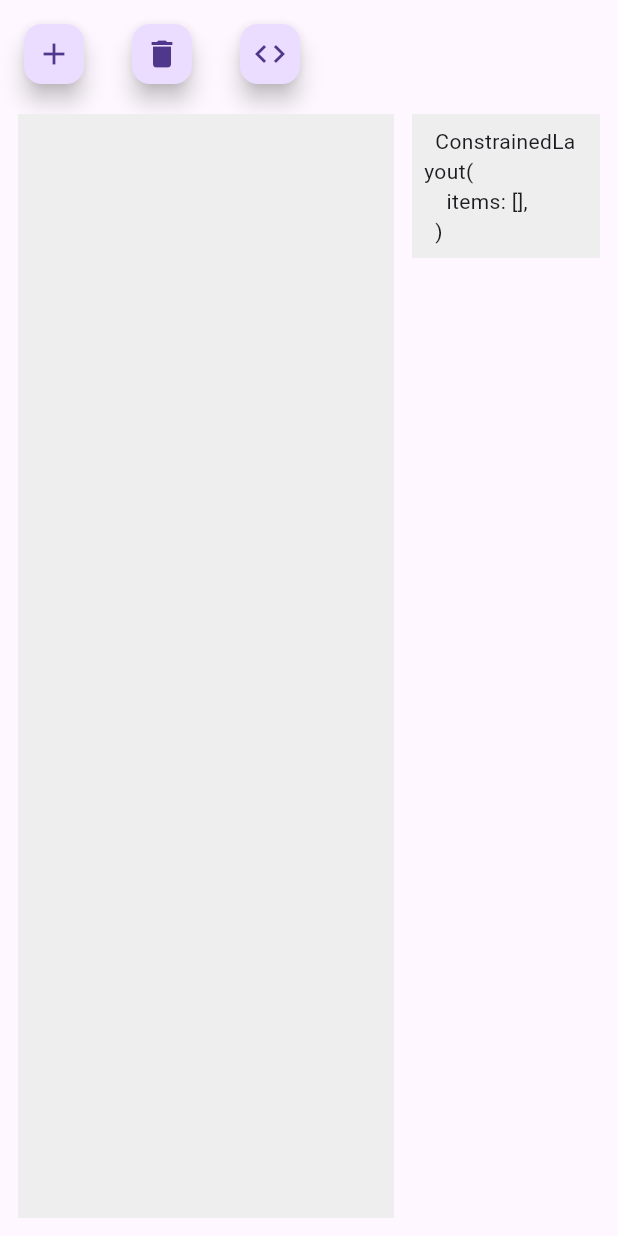
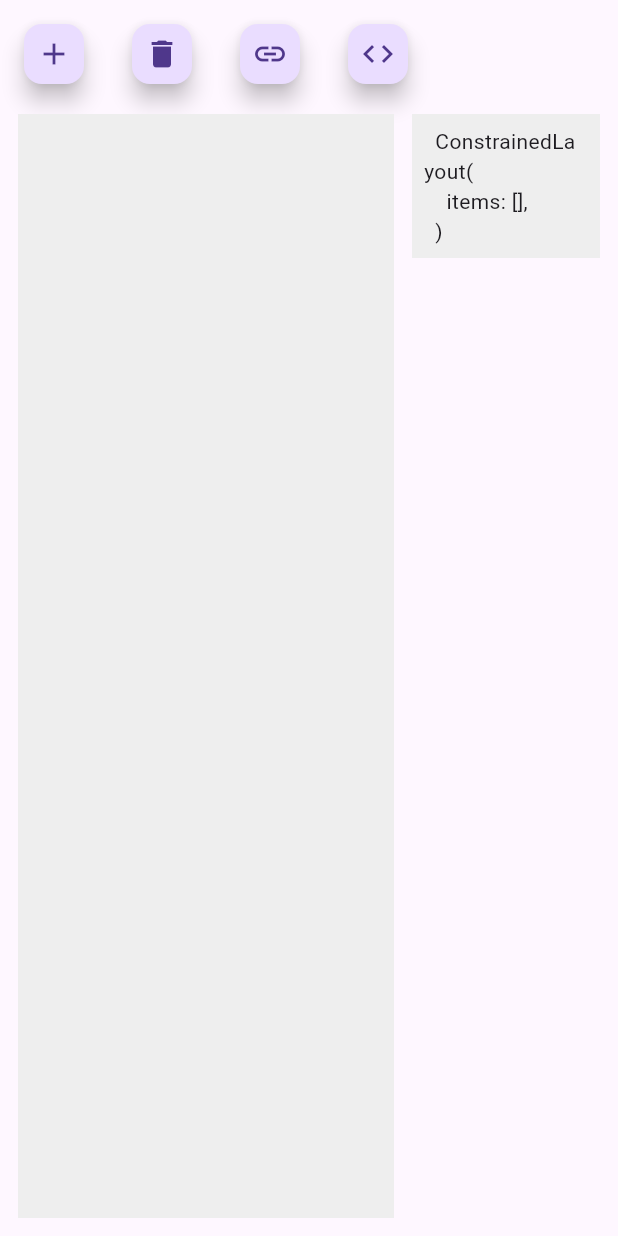
Before and after one commit to tomwyr/constrained-layout, a Flutter app: the screen it shows after launch, after a tap on the "delete" icon, on a phone screen of 412 x 824 dp. Run offline on Flutter 3.47's test engine with Material 3 defaults, Android fonts, the phone set to English and light mode, and no system bars; missing offline and left inert: window_manager.

Commit message:
Enhance displaying links in composer

```diff
--- a/composer/lib/composer.dart
+++ b/composer/lib/composer.dart
@@ -23,7 +23,9 @@ class _ComposerState extends State<Composer> {
 
   var itemIdCounter = 0;
   var items = <ConstrainedItem<int>>[];
+  var hoveredItems = <int>{};
   var itemLinks = <Widget>[];
+  var showAllLinks = true;
   var showCode = true;
 
   BoxConstraints? lastConstraints;
@@ -86,6 +88,7 @@ class _ComposerState extends State<Composer> {
       children: [
         addItemButton(),
         clearItemsButton(),
+        toggleLinksButton(),
         toggleCodeButton(),
       ],
     );
@@ -103,17 +106,21 @@ class _ComposerState extends State<Composer> {
               if (moved) dragLink(),
               parentHandles(),
             ],
-            ConstrainedLayout(
+            constrainedLayout(),
+          ],
+        );
+      },
+    );
+  }
+
+  Widget constrainedLayout() {
+    return ConstrainedLayout(
       key: layoutKey,
       items: [
         ...items.map(itemWithChild),
         if (linkPreviewData() case (var start, var end))
           linkPreviewItem(start, end),
       ],
-            ),
-          ],
-        );
-      },
     );
   }
 
@@ -140,6 +147,7 @@ class _ComposerState extends State<Composer> {
             delta: Offset.zero,
           );
         });
+        syncItemLinks();
       },
       onDragUpdate: (edge, delta) {
         setState(() {
@@ -153,6 +161,11 @@ class _ComposerState extends State<Composer> {
         setState(() {
           dragData = null;
         });
+        syncItemLinks();
+      },
+      onHover: (hovered) {
+        hovered ? hoveredItems.add(item.id) : hoveredItems.remove(item.id);
+        syncItemLinks();
       },
     );
 
@@ -209,13 +222,19 @@ class _ComposerState extends State<Composer> {
       LinkNode(itemId: null) => true,
       _ => false,
     };
-    return LinkPath(
-      active: true,
+
+    return AnimationBuilder(
+      active: dragTarget != null,
+      duration: const Duration(seconds: 1),
+      listenableBuilder: (listenable) => LinkPath(
+        animation: listenable,
+        type: LinkPathStyle.bold,
         fromOffset: fromOffset,
         toOffset: toOffset,
         fromEdge: edge,
         toEdge: dragTarget?.edge,
         toParent: toParent,
+      ),
     );
   }
 
@@ -233,13 +252,15 @@ class _ComposerState extends State<Composer> {
       LinkToParent() => true,
       LinkTo() => false,
     };
+
+    final active = dragData == null && hoveredItems.contains(itemId);
+
     return AnimationBuilder(
-      active: true,
-      looped: true,
-      duration: const Duration(milliseconds: 500),
+      active: active,
+      duration: const Duration(seconds: 1),
       listenableBuilder: (listenable) => LinkPath(
         animation: listenable,
-        active: false,
+        type: active ? LinkPathStyle.normal : LinkPathStyle.light,
         fromOffset: fromOffset,
         toOffset: toOffset,
         fromEdge: edge,
@@ -252,14 +273,6 @@ class _ComposerState extends State<Composer> {
   Offset positionOfEdge(int? itemId, Edge edge) {
     final edgeLayoutKey = itemId != null ? handleKeyFor(itemId) : layoutKey;
     return edgeLayoutKey.centerOfEdge(edge) - layoutKey.origin;
-  }
-
-  RenderBox constrainedLayoutBox() {
-    final layoutBox = layoutKey.currentContext?.findRenderObject();
-    if (layoutBox is! RenderBox) {
-      throw 'Unable to access layout position';
-    }
-    return layoutBox;
   }
 
   Widget parentHandles() {
@@ -309,6 +322,18 @@ class _ComposerState extends State<Composer> {
       icon: Icons.delete,
       onClick: () {
         setItems([]);
+      },
+    );
+  }
+
+  Widget toggleLinksButton() {
+    return ComposerActionButton(
+      icon: Icons.link,
+      onClick: () {
+        setState(() {
+          showAllLinks = !showAllLinks;
+        });
+        syncItemLinks();
       },
     );
   }
@@ -382,8 +407,16 @@ class _ComposerState extends State<Composer> {
 
   void syncItemLinks() {
     SchedulerBinding.instance.addPostFrameCallback((_) {
+      final activeItems = items.where((item) {
+        return showAllLinks ||
+            dragData?.origin.itemId == item.id ||
+            hoveredItems.contains(item.id);
+      }).sortedBy((item1, item2) {
+        return hoveredItems.contains(item1.id) ? 1 : -1;
+      });
+
       final itemLinks = [
-        for (var item in items)
+        for (var item in activeItems)
           for (var (edge, constraint) in item.constraints.records)
             if (constraint != null) itemLink(item.id, edge, constraint),
       ];
@@ -446,29 +479,3 @@ class ComposerDragData {
 
   bool get moved => delta != Offset.zero;
 }
-
-extension on GlobalKey {
-  Offset get origin {
-    return requireRenderBox().localToGlobal(Offset.zero);
-  }
-
-  Offset centerOfEdge(Edge edge) {
-    final box = requireRenderBox();
-    final Size(:width, :height) = box.size;
-    final localCenter = switch (edge) {
-      Edge.top => Offset(width / 2, 0),
-      Edge.bottom => Offset(width / 2, height),
-      Edge.left => Offset(0, height / 2),
-      Edge.right => Offset(width, height / 2),
-    };
-    return box.localToGlobal(localCenter);
-  }
-
-  RenderBox requireRenderBox() {
-    final box = currentContext?.findRenderObject();
-    if (box is! RenderBox) {
-      throw 'Unable to access widget\'s render object';
-    }
-    return box;
-  }
-}
--- a/composer/lib/draggable_item.dart
+++ b/composer/lib/draggable_item.dart
@@ -16,6 +16,7 @@ class DraggableItem<IdType> extends StatefulWidget {
     required this.onDragStart,
     required this.onDragUpdate,
     required this.onDragEnd,
+    required this.onHover,
   });
 
   static Color colorOf(ConstrainedItem item) => _colorForId(item.id);
@@ -28,6 +29,7 @@ class DraggableItem<IdType> extends StatefulWidget {
   final void Function(Edge edge) onDragStart;
   final void Function(Edge edge, Offset delta) onDragUpdate;
   final void Function(Edge edge) onDragEnd;
+  final void Function(bool hovered) onHover;
 
   @override
   State<DraggableItem<IdType>> createState() => _DraggableItemState();
@@ -44,6 +46,7 @@ class _DraggableItemState<IdType> extends State<DraggableItem<IdType>> {
     return HoverRegion.listener(
       onChange: (value) {
         setState(() => hovered = value);
+        widget.onHover(value);
       },
       child: ItemSquare(
         color: _colorForId(widget.itemId),
--- a/composer/lib/link_path.dart
+++ b/composer/lib/link_path.dart
@@ -9,7 +9,7 @@ class LinkPath extends CustomPaintWidget {
   const LinkPath({
     super.key,
     this.animation,
-    required this.active,
+    required this.type,
     required this.fromOffset,
     required this.toOffset,
     required this.fromEdge,
@@ -18,7 +18,7 @@ class LinkPath extends CustomPaintWidget {
   }) : super(repaint: animation);
 
   final ValueListenable<double>? animation;
-  final bool active;
+  final LinkPathStyle type;
   final Offset fromOffset;
   final Offset toOffset;
   final Edge fromEdge;
@@ -36,9 +36,9 @@ class LinkPath extends CustomPaintWidget {
 
   void drawLinkPath(Canvas canvas, RecordedPath linkPath) {
     final paint = Paint()
-      ..strokeWidth = active ? 1.5 : 1
+      ..strokeWidth = type.strokeWidth
       ..style = PaintingStyle.stroke
-      ..color = active ? Colors.black : Colors.grey;
+      ..color = type.color;
     canvas.drawDashedPath(linkPath.dartPath, 4, time, paint);
   }
 
@@ -46,7 +46,7 @@ class LinkPath extends CustomPaintWidget {
     final LineSegment(:start, :end, :direction) = linkPath.segments.last;
     final (base, height) = (8.0, 8.0);
     final offset = end.shiftedBy(base, towards: start);
-    final paint = Paint()..color = active ? Colors.black : Colors.grey;
+    final paint = Paint()..color = type.color;
     canvas.drawTriangle(offset, base, height, direction, paint);
   }
 
@@ -173,7 +173,7 @@ class LinkPath extends CustomPaintWidget {
 
   @override
   bool shouldRepaint(LinkPath oldWidget) {
-    return oldWidget.active != active ||
+    return oldWidget.type != type ||
         oldWidget.fromOffset != fromOffset ||
         oldWidget.toOffset != toOffset ||
         oldWidget.fromEdge != fromEdge ||
@@ -182,13 +182,25 @@ class LinkPath extends CustomPaintWidget {
   }
 }
 
-class LineSegment {
-  LineSegment(this.start, this.end);
+enum LinkPathStyle {
+  bold,
+  normal,
+  light;
 
-  final Offset start;
-  final Offset end;
+  double get strokeWidth {
+    return switch (this) {
+      LinkPathStyle.bold => 1.5,
+      LinkPathStyle.normal || LinkPathStyle.light => 1,
+    };
+  }
 
-  double get direction => (end - start).direction;
+  Color get color {
+    return switch (this) {
+      LinkPathStyle.bold => Colors.black,
+      LinkPathStyle.normal => Colors.grey[700]!,
+      LinkPathStyle.light => Colors.grey[400]!,
+    };
+  }
 }
 
 class RecordedPath {
@@ -213,3 +225,12 @@ class RecordedPath {
     _position = end;
   }
 }
+
+class LineSegment {
+  LineSegment(this.start, this.end);
+
+  final Offset start;
+  final Offset end;
+
+  double get direction => (end - start).direction;
+}
--- a/composer/lib/utils/extensions.dart
+++ b/composer/lib/utils/extensions.dart
@@ -1,7 +1,13 @@
 import 'dart:math';
-import 'dart:ui';
 
 import 'package:constrained_layout/constrained_layout.dart';
+import 'package:flutter/widgets.dart';
+
+extension IterableExtensions<E> on Iterable<E> {
+  List<E> sortedBy([int Function(E a, E b)? compare]) {
+    return toList()..sort(compare);
+  }
+}
 
 extension MapExtensions<K, V> on Map<K, V> {
   Iterable<(K key, V value)> get records sync* {
@@ -61,10 +67,34 @@ extension CanvasExtensions on Canvas {
 }
 
 extension ConstrainedItemExtensions<IdType> on ConstrainedItem<IdType> {
-  Map<Edge, Constraint?> get constraints => {
-        Edge.top: top,
-        Edge.bottom: bottom,
-        Edge.left: left,
-        Edge.right: right,
-      };
+  Map<Edge, Constraint?> get constraints {
+    return {
+      Edge.top: top,
+      Edge.bottom: bottom,
+      Edge.left: left,
+      Edge.right: right,
+    };
+  }
 }
+
+extension GlobalKeyExtensions on GlobalKey {
+  Offset get origin {
+    return requireRenderBox().localToGlobal(Offset.zero);
+  }
+
+  Offset centerOfEdge(Edge edge) {
+    final box = requireRenderBox();
+    final Size(:width, :height) = box.size;
+    final localCenter = switch (edge) {
+      Edge.top => Offset(width / 2, 0),
+      Edge.bottom => Offset(width / 2, height),
+      Edge.left => Offset(0, height / 2),
+      Edge.right => Offset(width, height / 2),
+    };
+    return box.localToGlobal(localCenter);
+  }
+
+  RenderBox requireRenderBox() {
+    return currentContext?.findRenderObject() as RenderBox;
+  }
+}
--- a/composer/lib/widgets/animation_builder.dart
+++ b/composer/lib/widgets/animation_builder.dart
@@ -10,7 +10,7 @@ class AnimationBuilder extends StatefulWidget {
   const AnimationBuilder({
     super.key,
     this.active = true,
-    this.looped = false,
+    this.looped = true,
     required this.duration,
     this.valueBuilder,
     this.listenableBuilder,
```
Lines whose indentation alone changed are shown as unchanged.
